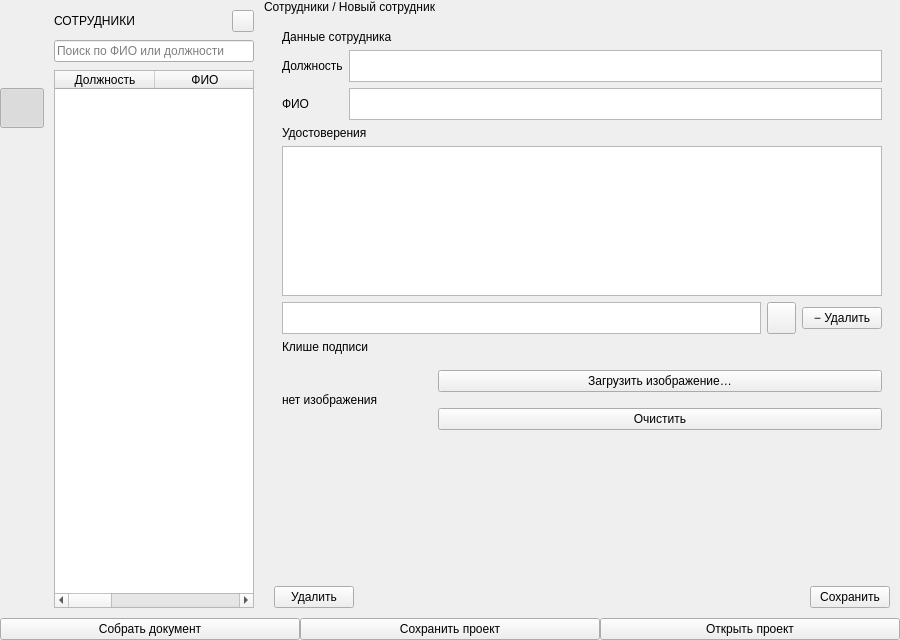
bordaregos/Voskresensk_ballons, file src/ui/designer/constructor_window.ui: the form before one commit.
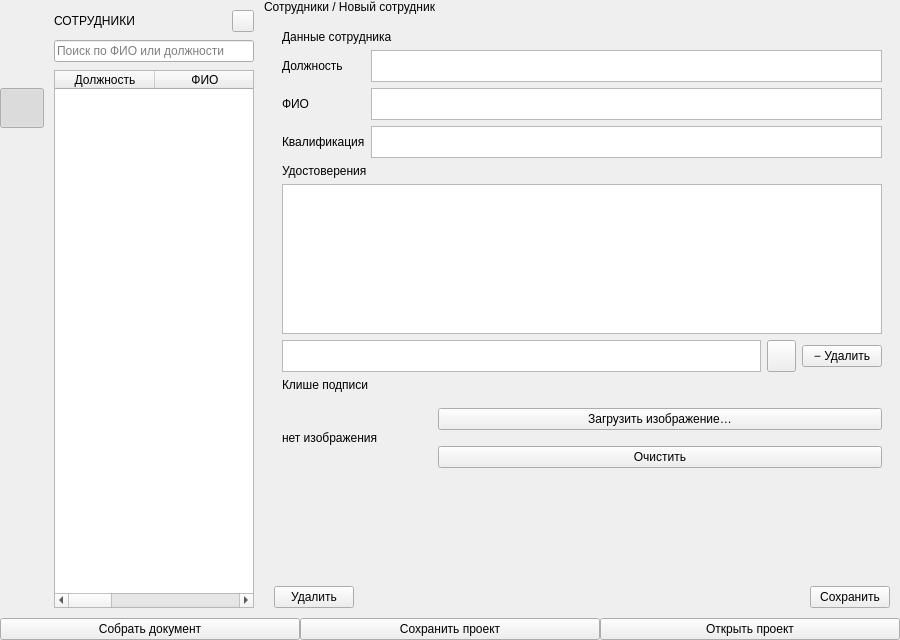
The form after the commit. The open tabs and pages were chosen to show the change.

Diff of the .ui file:
```diff
--- a/src/ui/designer/constructor_window.ui
+++ b/src/ui/designer/constructor_window.ui
@@ -687,6 +687,24 @@
                       <property name="maximumSize"><size><width>16777215</width><height>32</height></size></property>
                      </widget>
                     </item>
+                    <!-- Квалификация, новое поле (см. docs/design/
+                         редактор_сотрудника.html и src/services/
+                         employee_placeholders.py) — нужно для готовых
+                         плейсхолдеров сотрудника в редакторе сотрудника
+                         конструктора документов (employee_placeholder_dialog.py).
+                         Только в constructor_window.ui, у pipeline_window.ui
+                         этого поля нет — EmployeesTabController (базовый
+                         класс, общий с трубопроводом) поэтому читает/пишет
+                         его через hasattr проверку, не безусловно. -->
+                    <item row="2" column="0">
+                     <widget class="QLabel" name="label_employee_qualification"><property name="text"><string>Квалификация</string></property></widget>
+                    </item>
+                    <item row="2" column="1">
+                     <widget class="QPlainTextEdit" name="employee_qualification">
+                      <property name="minimumSize"><size><width>0</width><height>32</height></size></property>
+                      <property name="maximumSize"><size><width>16777215</width><height>32</height></size></property>
+                     </widget>
+                    </item>
                    </layout>
                   </item>
                   <item>
```
